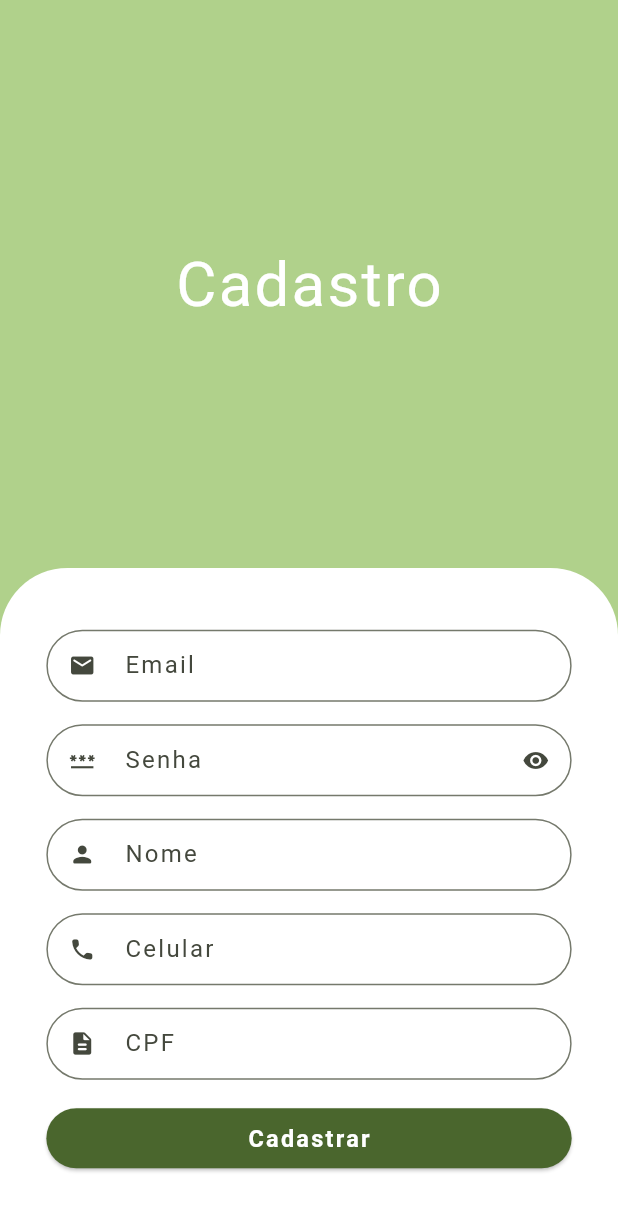
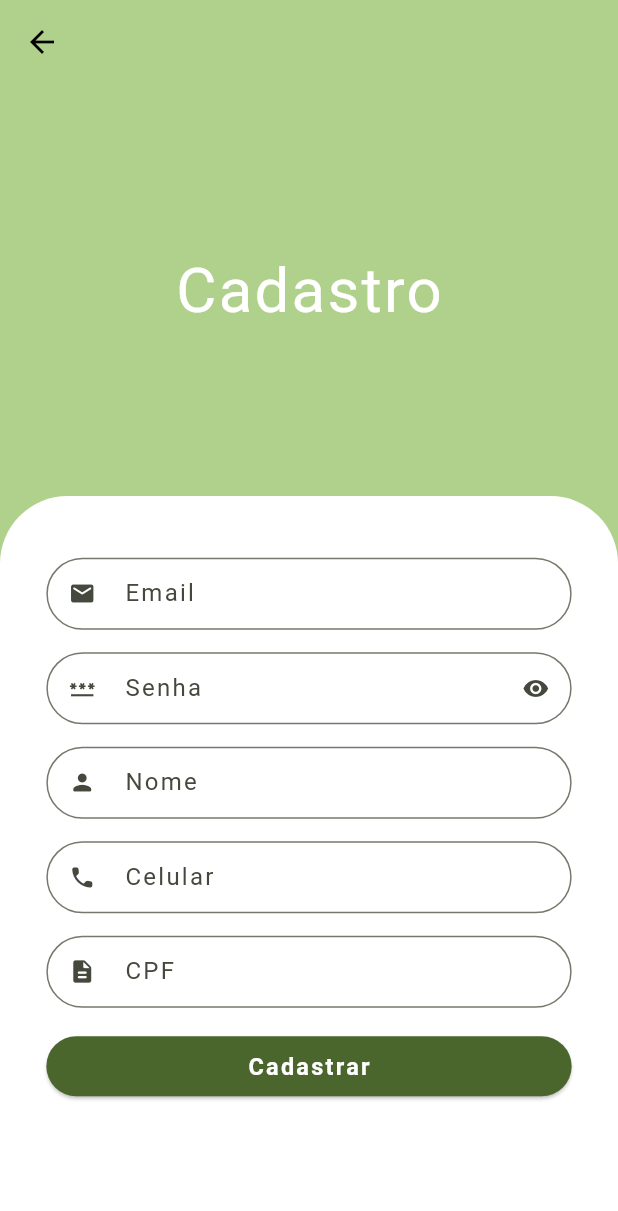
Before and after one commit to joaolima7/greengrocer_virtual, a Flutter app: the SignUpPage screen opened by its route, on a phone screen of 412 x 824 dp. Shown: the top 1211 px of the screen. Run offline on Flutter 3.47's test engine with Material 3 defaults, Android fonts, the phone set to English and light mode, and no system bars; our stand-ins replace google_fonts, mask_text_input_formatter; Roboto replaces fonts that are missing (AnekDevanagari).

Commit message:
finishing signup page

```diff
--- a/lib/greengrocer_app.dart
+++ b/lib/greengrocer_app.dart
@@ -12,7 +12,7 @@ class GreengrocerApp extends StatelessWidget {
       initialRoute: '/',
       routes: {
         '/': (context) => const LoginPage(),
-        '/signup': (context) => const SignUpPage(),
+        '/signup': (context) => SignUpPage(),
       },
       theme: lightTheme,
       darkTheme: darkTheme,
--- a/lib/src/layers/presentation/components/text_field_custom.dart
+++ b/lib/src/layers/presentation/components/text_field_custom.dart
@@ -1,4 +1,5 @@
 import 'package:flutter/material.dart';
+import 'package:flutter/services.dart';
 
 class TextFieldCustom extends StatefulWidget {
   TextEditingController controller;
@@ -6,11 +7,13 @@ class TextFieldCustom extends StatefulWidget {
   bool isSecret;
   String label;
   bool isObscure;
+  List<TextInputFormatter>? inputFormatters;
 
   TextFieldCustom({
     super.key,
     this.isSecret = false,
     this.isObscure = false,
+    this.inputFormatters,
     required this.controller,
     required this.prefixIcon,
     required this.label,
@@ -32,6 +35,7 @@ class _TextFieldCustomState extends State<TextFieldCustom> {
     return Padding(
       padding: const EdgeInsets.only(bottom: 15),
       child: TextFormField(
+        inputFormatters: widget.inputFormatters,
         obscureText: widget.isSecret,
         controller: widget.controller,
         decoration: InputDecoration(
--- a/lib/src/layers/presentation/ui/auth/login_page.dart
+++ b/lib/src/layers/presentation/ui/auth/login_page.dart
@@ -68,9 +68,7 @@ class _LoginPageState extends State<LoginPage> {
                       isObscure: true,
                     ),
                     ElevatedButton(
-                      onPressed: () {
-                        Navigator.pushNamed(context, '/signup');
-                      },
+                      onPressed: () {},
                       child: Text(
                         'Entrar',
                         style: TextStyle(fontSize: sizeScreen.width * .038),
@@ -102,7 +100,9 @@ class _LoginPageState extends State<LoginPage> {
                     ),
                     OutlinedButton(
                       //style: OutlinedButton.styleFrom(side: BorderSide(width: 2)),
-                      onPressed: () {},
+                      onPressed: () {
+                        Navigator.pushNamed(context, '/signup');
+                      },
                       child: Text(
                         'Cadastre-se',
                         style: TextStyle(fontSize: sizeScreen.width * .038),
--- a/lib/src/layers/presentation/ui/auth/signup_page.dart
+++ b/lib/src/layers/presentation/ui/auth/signup_page.dart
@@ -1,17 +1,35 @@
 import 'package:flutter/material.dart';
+import 'package:flutter/widgets.dart';
 import 'package:greengrocer_virtual/src/core/config/themes/theme.dart';
 import 'package:greengrocer_virtual/src/layers/presentation/components/text_field_custom.dart';
+import 'package:mask_text_input_formatter/mask_text_input_formatter.dart';
 
 class SignUpPage extends StatelessWidget {
-  const SignUpPage({super.key});
+  SignUpPage({super.key});
+
+  final cpfFormatter = MaskTextInputFormatter(
+    mask: '###.###.###-##',
+    filter: {'#': RegExp(r'[0-9]')},
+  );
+
+  final telephoneFormatter = MaskTextInputFormatter(
+    mask: '(##) # ####-####',
+    filter: {'#': RegExp(r'[0-9]')},
+  );
+  TextEditingController _txtEmail = TextEditingController();
+  TextEditingController _txtPassword = TextEditingController();
+  TextEditingController _txtTelephone = TextEditingController();
+  TextEditingController _txtCPF = TextEditingController();
+  TextEditingController _txtName = TextEditingController();
 
   @override
   Widget build(BuildContext context) {
-    TextEditingController _txtEmail = TextEditingController();
-    TextEditingController _txtSenha = TextEditingController();
     var sizeScreen = MediaQuery.of(context).size;
     return Scaffold(
       backgroundColor: MaterialTheme.lightScheme().inversePrimary,
+      appBar: AppBar(
+        backgroundColor: Colors.transparent,
+      ),
       body: SingleChildScrollView(
         child: SizedBox(
           width: sizeScreen.width,
@@ -19,6 +37,7 @@ class SignUpPage extends StatelessWidget {
           child: Column(
             children: <Widget>[
               Expanded(
+                flex: 1,
                 child: Column(
                   mainAxisAlignment: MainAxisAlignment.center,
                   children: <Widget>[
@@ -30,7 +49,9 @@ class SignUpPage extends StatelessWidget {
                   ],
                 ),
               ),
-              Container(
+              Expanded(
+                flex: 2,
+                child: Container(
                   padding: EdgeInsets.symmetric(
                     horizontal: sizeScreen.width * .075,
                     vertical: sizeScreen.height * .05,
@@ -50,25 +71,27 @@ class SignUpPage extends StatelessWidget {
                       ),
                       TextFieldCustom(
                         label: 'Senha',
-                      controller: _txtSenha,
+                        controller: _txtPassword,
                         prefixIcon: const Icon(Icons.password),
                         isSecret: true,
                         isObscure: true,
                       ),
                       TextFieldCustom(
                         label: 'Nome',
-                      controller: _txtEmail,
+                        controller: _txtName,
                         prefixIcon: const Icon(Icons.person_rounded),
                       ),
                       TextFieldCustom(
                         label: 'Celular',
-                      controller: _txtEmail,
+                        controller: _txtTelephone,
                         prefixIcon: const Icon(Icons.phone_rounded),
+                        inputFormatters: [telephoneFormatter],
                       ),
                       TextFieldCustom(
                         label: 'CPF',
-                      controller: _txtEmail,
+                        controller: _txtCPF,
                         prefixIcon: const Icon(Icons.description_rounded),
+                        inputFormatters: [cpfFormatter],
                       ),
                       ElevatedButton(
                         onPressed: () {},
@@ -80,6 +103,7 @@ class SignUpPage extends StatelessWidget {
                     ],
                   ),
                 ),
+              ),
             ],
           ),
         ),
--- a/pubspec.yaml
+++ b/pubspec.yaml
@@ -37,6 +37,7 @@ dependencies:
   cupertino_icons: ^1.0.6
   google_fonts: ^6.2.1
   path_provider: ^2.1.3
+  mask_text_input_formatter: ^2.9.0
 
 dev_dependencies:
   flutter_test:
```
Also changed, not shown: pubspec.lock. Lines whose indentation alone changed are shown as unchanged.
